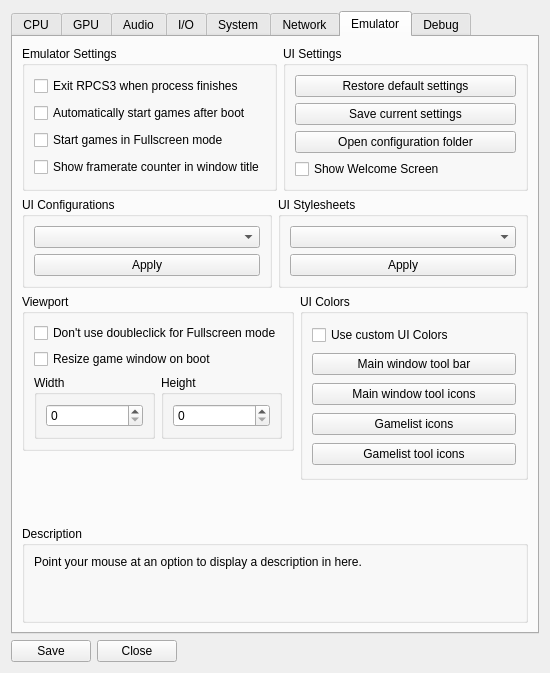
RPCS3/rpcs3, file rpcs3/rpcs3qt/settings_dialog.ui: the form before one commit.
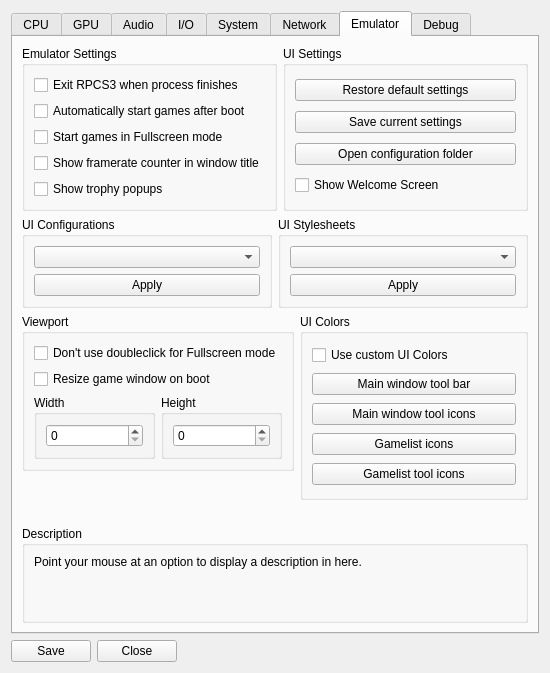
The form after the commit. The open tabs and pages were chosen to show the change. Icons and pictures are not drawn.

Commit message: Make trophy notification dialog.

The edit to the form file:
```diff
--- a/rpcs3/rpcs3qt/settings_dialog.ui
+++ b/rpcs3/rpcs3qt/settings_dialog.ui
@@ -1161,6 +1161,13 @@
               </property>
              </widget>
             </item>
+            <item>
+             <widget class="QCheckBox" name="showTrophyPopups">
+              <property name="text">
+               <string>Show trophy popups</string>
+              </property>
+             </widget>
+            </item>
            </layout>
           </widget>
          </item>
```
The commit also changes 15 other files.
